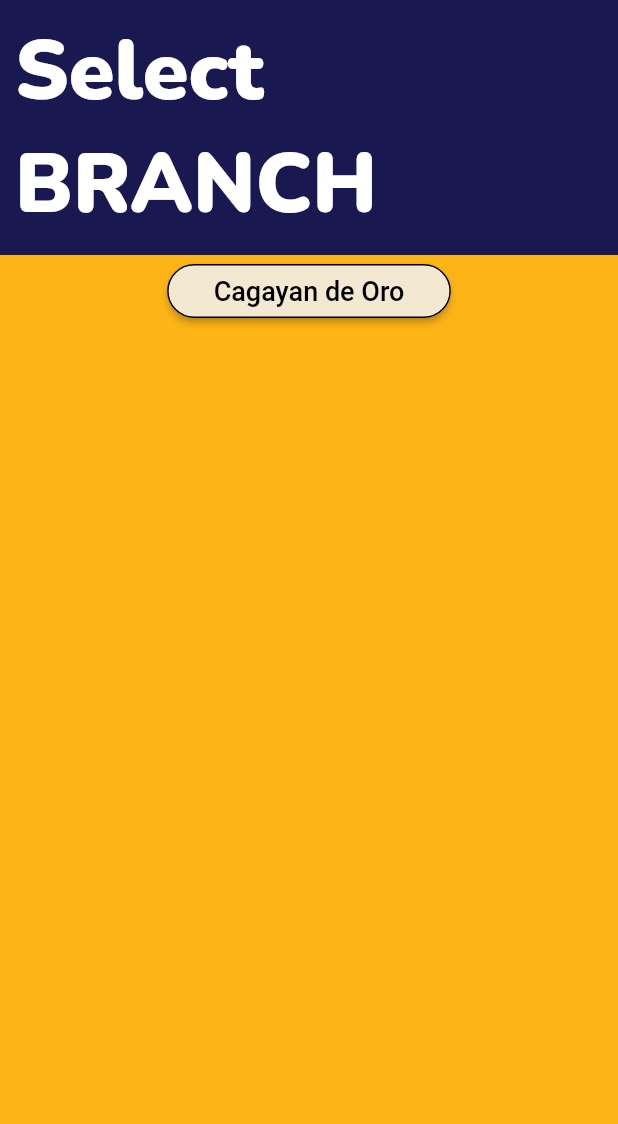
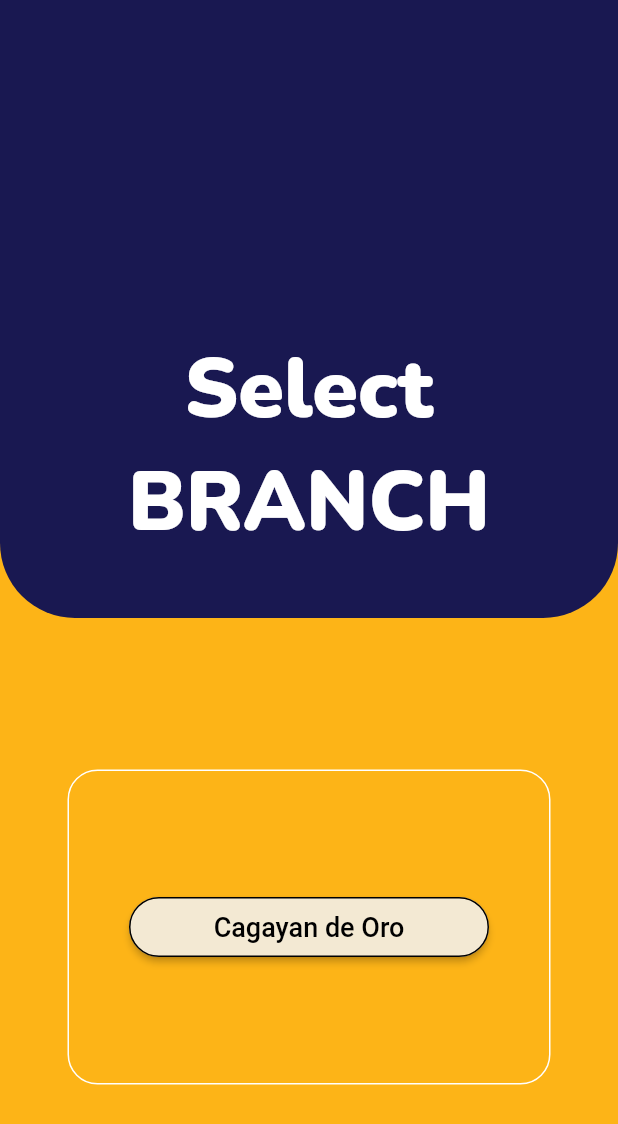
Before and after one commit to MendozaFiona/digi-log-mobile, a Flutter app: the screen it shows after launch, on a phone screen of 412 x 824 dp. Shown: the top 1124 px of the screen. Run offline on Flutter 3.47's test engine with Material 2 defaults, Android fonts, the light colour scheme and no system bars.

Commit message:
modified box decorations and paddings

```diff
--- a/lib/main.dart
+++ b/lib/main.dart
@@ -12,42 +12,59 @@ class SelectBranch extends StatelessWidget {
 
       body: SafeArea(
         child: Column(
-          children: [Row(
-
           children: [
 
-              Flexible(child:Container(
-                padding: EdgeInsets.all(10.0),
-                //margin: EdgeInsets.fromLTRB(5.0, 7.0, 3.0, 4.0),
+            Expanded(
+              flex: 5,
+              child: Container(
+                padding: EdgeInsets.only(bottom: 40.0),
+
+                decoration: BoxDecoration(
                   color: Color.fromRGBO(25, 24, 81,1),
+                  borderRadius: BorderRadius.vertical(bottom: Radius.circular(50)),
+                ),
 
+                child: Align( //optional
+                  alignment: Alignment.bottomCenter,
                   child: Text('Select BRANCH',
+                    textAlign: TextAlign.center,
                     style: TextStyle(
                       fontSize: 55,
                       fontWeight: FontWeight.bold,
-                    //letterSpacing: 1.0,
                       color: Colors.white,
-                    fontFamily: 'Nunito',)
+                      fontFamily: 'Nunito',
+                    )
                   ),
-              )),
+                ),
+              )
+            ),
 
-            ] //children
+            Flexible(
+              flex: 5,
+              child: Center(
 
+              child: Container(
+                padding: EdgeInsets.symmetric(vertical: 80, horizontal: 40),
+                //need ba icolumn??? for equal box sizing throughout
+                decoration: BoxDecoration(
+                  border: Border.all(
+                    color: Colors.white,
                   ),
-          ElevatedButton(
+                  borderRadius: BorderRadius.all(Radius.circular(20)),
+                ),
+
+                child: ElevatedButton(
                   onPressed: () {},
 
-              child: Padding(
-                padding: EdgeInsets.symmetric(horizontal: 15.0),
                   child: Text('Cagayan de Oro',
                     style: TextStyle(
                         fontSize: 18,
                         color: Colors.black,
                         fontFamily: 'Roboto',)
-               )
                   ),
 
                   style: ElevatedButton.styleFrom(
+                    minimumSize: Size(240,40),
                     primary: Color.fromRGBO(243,233,211,1),
                     side: BorderSide(color: Colors.black),
                     shape: RoundedRectangleBorder(
@@ -56,6 +73,8 @@ class SelectBranch extends StatelessWidget {
                   ),
 
                 )
+              ))
+            )
           ]
         ),
       )
```
Also changed, not shown: 4 other files. Lines whose indentation alone changed are shown as unchanged.
